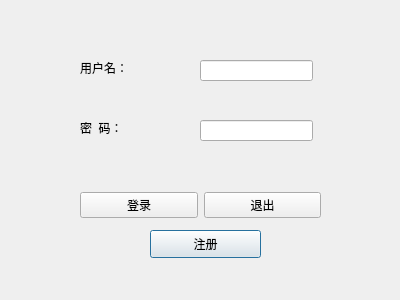
Old version of the form logindlg.ui in the repository OOPtaskgroup/dictionary.
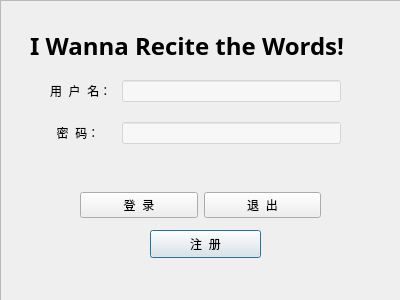
New version of the form. Icons and pictures are not drawn.

Commit message: background added. modified by victorywys -- 5.4

```diff
--- a/logindlg.ui
+++ b/logindlg.ui
@@ -13,52 +13,6 @@
   <property name="windowTitle">
    <string>Dialog</string>
   </property>
-  <widget class="QLabel" name="label">
-   <property name="geometry">
-    <rect>
-     <x>80</x>
-     <y>60</y>
-     <width>72</width>
-     <height>15</height>
-    </rect>
-   </property>
-   <property name="text">
-    <string>用户名：</string>
-   </property>
-  </widget>
-  <widget class="QLineEdit" name="usrEdit">
-   <property name="geometry">
-    <rect>
-     <x>200</x>
-     <y>60</y>
-     <width>113</width>
-     <height>21</height>
-    </rect>
-   </property>
-  </widget>
-  <widget class="QLineEdit" name="pwdEdit">
-   <property name="geometry">
-    <rect>
-     <x>200</x>
-     <y>120</y>
-     <width>113</width>
-     <height>21</height>
-    </rect>
-   </property>
-  </widget>
-  <widget class="QLabel" name="label_2">
-   <property name="geometry">
-    <rect>
-     <x>80</x>
-     <y>120</y>
-     <width>72</width>
-     <height>15</height>
-    </rect>
-   </property>
-   <property name="text">
-    <string>密  码：</string>
-   </property>
-  </widget>
   <widget class="QPushButton" name="regBtn">
    <property name="geometry">
     <rect>
@@ -69,7 +23,7 @@
     </rect>
    </property>
    <property name="text">
-    <string>注册</string>
+    <string>注  册</string>
    </property>
   </widget>
   <widget class="QWidget" name="horizontalLayoutWidget">
@@ -84,20 +38,117 @@
    <layout class="QHBoxLayout" name="horizontalLayout">
     <item>
      <widget class="QPushButton" name="loginBtn">
+      <property name="styleSheet">
+       <string notr="true"/>
+      </property>
       <property name="text">
-       <string>登录</string>
+       <string>登  录</string>
       </property>
      </widget>
     </item>
     <item>
      <widget class="QPushButton" name="exitBtn">
       <property name="text">
-       <string>退出</string>
+       <string>退  出</string>
       </property>
      </widget>
     </item>
    </layout>
   </widget>
+  <widget class="QWidget" name="formLayoutWidget">
+   <property name="geometry">
+    <rect>
+     <x>50</x>
+     <y>80</y>
+     <width>291</width>
+     <height>114</height>
+    </rect>
+   </property>
+   <layout class="QFormLayout" name="formLayout">
+    <property name="horizontalSpacing">
+     <number>10</number>
+    </property>
+    <property name="verticalSpacing">
+     <number>20</number>
+    </property>
+    <item row="0" column="0">
+     <widget class="QLabel" name="label">
+      <property name="text">
+       <string>用  户  名：</string>
+      </property>
+     </widget>
+    </item>
+    <item row="0" column="1">
+     <widget class="QLineEdit" name="usrEdit">
+      <property name="styleSheet">
+       <string notr="true">background-color: rgba(255, 255, 255, 120);</string>
+      </property>
+     </widget>
+    </item>
+    <item row="2" column="0">
+     <widget class="QLabel" name="label_2">
+      <property name="text">
+       <string>  密  码：</string>
+      </property>
+     </widget>
+    </item>
+    <item row="2" column="1">
+     <widget class="QLineEdit" name="pwdEdit">
+      <property name="styleSheet">
+       <string notr="true">background-color: rgba(255, 255, 255, 120);</string>
+      </property>
+      <property name="echoMode">
+       <enum>QLineEdit::Password</enum>
+      </property>
+     </widget>
+    </item>
+   </layout>
+  </widget>
+  <widget class="QFrame" name="frame">
+   <property name="geometry">
+    <rect>
+     <x>0</x>
+     <y>0</y>
+     <width>401</width>
+     <height>341</height>
+    </rect>
+   </property>
+   <property name="styleSheet">
+    <string notr="true">border-image: url(:/image/img/login_background.jpeg);</string>
+   </property>
+   <property name="frameShape">
+    <enum>QFrame::StyledPanel</enum>
+   </property>
+   <property name="frameShadow">
+    <enum>QFrame::Raised</enum>
+   </property>
+  </widget>
+  <widget class="QLabel" name="label_3">
+   <property name="geometry">
+    <rect>
+     <x>30</x>
+     <y>30</y>
+     <width>341</width>
+     <height>31</height>
+    </rect>
+   </property>
+   <property name="font">
+    <font>
+     <family>Script MT Bold</family>
+     <pointsize>18</pointsize>
+     <weight>75</weight>
+     <bold>true</bold>
+    </font>
+   </property>
+   <property name="text">
+    <string>I Wanna Recite the Words!</string>
+   </property>
+  </widget>
+  <zorder>frame</zorder>
+  <zorder>regBtn</zorder>
+  <zorder>horizontalLayoutWidget</zorder>
+  <zorder>formLayoutWidget</zorder>
+  <zorder>label_3</zorder>
  </widget>
  <resources/>
  <connections>
```
The commit also changes 8 other files.
